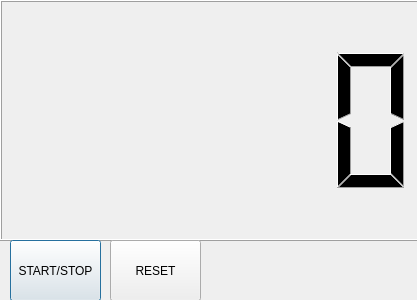
The window that MainDialog.ui (tsunekinaoto/Ramentimer) describes before a commit, drawn with Qt 5.
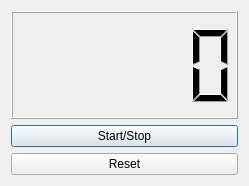
The same window after the commit.

```diff
--- a/MainDialog.ui
+++ b/MainDialog.ui
@@ -2,53 +2,71 @@
 <ui version="4.0">
  <class>Dialog</class>
  <widget class="QDialog" name="Dialog">
+  <property name="windowModality">
+   <enum>Qt::NonModal</enum>
+  </property>
+  <property name="enabled">
+   <bool>true</bool>
+  </property>
   <property name="geometry">
    <rect>
     <x>0</x>
     <y>0</y>
-    <width>417</width>
-    <height>300</height>
+    <width>249</width>
+    <height>186</height>
    </rect>
   </property>
+  <property name="sizePolicy">
+   <sizepolicy hsizetype="Expanding" vsizetype="Expanding">
+    <horstretch>0</horstretch>
+    <verstretch>0</verstretch>
+   </sizepolicy>
+  </property>
   <property name="windowTitle">
    <string>Dialog</string>
   </property>
+  <property name="modal">
+   <bool>false</bool>
+  </property>
+  <layout class="QHBoxLayout" name="horizontalLayout">
+   <item>
+    <layout class="QVBoxLayout" name="verticalLayout">
+     <item>
   <widget class="QLCDNumber" name="LCDTimer">
-   <property name="geometry">
-    <rect>
-     <x>0</x>
-     <y>0</y>
-     <width>421</width>
-     <height>241</height>
-    </rect>
-   </property>
-  </widget>
+       <property name="smallDecimalPoint">
+        <bool>false</bool>
+       </property>
+       <property name="mode">
+        <enum>QLCDNumber::Dec</enum>
+       </property>
+      </widget>
+     </item>
+     <item>
+      <layout class="QVBoxLayout" name="verticalLayout_2">
+       <item>
   <widget class="QPushButton" name="StartStopButton">
-   <property name="geometry">
-    <rect>
-     <x>10</x>
-     <y>240</y>
-     <width>91</width>
-     <height>61</height>
-    </rect>
+         <property name="enabled">
+          <bool>true</bool>
    </property>
    <property name="text">
-    <string>START/STOP</string>
-   </property>
-  </widget>
+          <string>Start/Stop</string>
+         </property>
+        </widget>
+       </item>
+       <item>
   <widget class="QPushButton" name="ResetButton">
-   <property name="geometry">
-    <rect>
-     <x>110</x>
-     <y>240</y>
-     <width>91</width>
-     <height>61</height>
-    </rect>
-   </property>
    <property name="text">
-    <string>RESET</string>
-   </property>
-  </widget>
+          <string>Reset</string>
+         </property>
+        </widget>
+       </item>
+      </layout>
+     </item>
+    </layout>
+   </item>
+  </layout>
+  <zorder>verticalLayoutWidget</zorder>
+  <zorder>LCDTimer</zorder>
  </widget>
  <resources/>
  <connections/>
```
Lines whose indentation alone changed are shown as unchanged.
